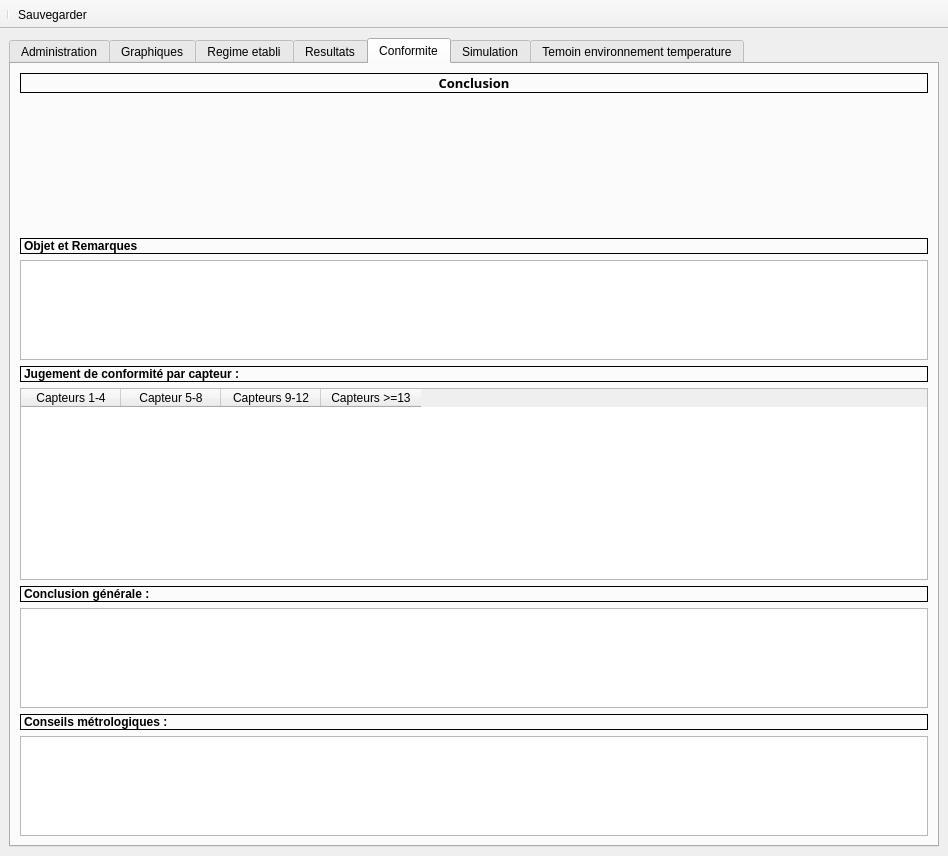
Before: the Qt Designer form Modules/Cartographie/GUI/Annule_Remplace/Interface_Centrales_Annule_Remplace.ui in Pepou/Administration-2.0, drawn with Qt 5.
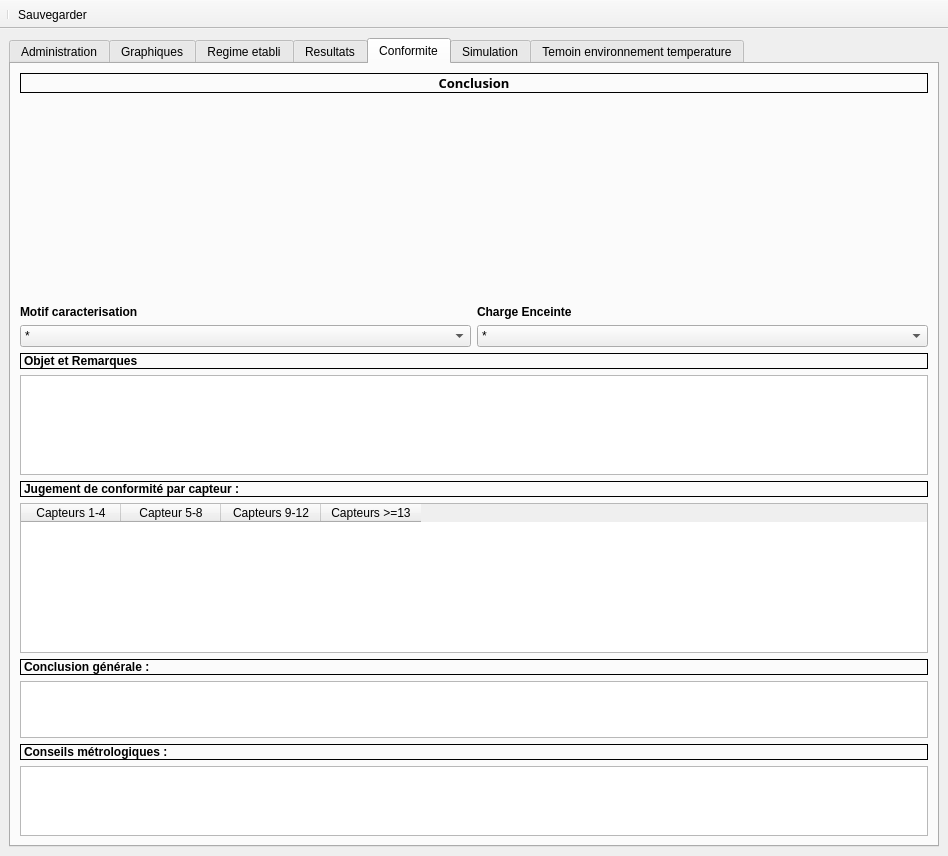
After: the same form once the commit is applied. The open tabs and pages were chosen to show the change. Icons and pictures are not drawn. Custom widgets are drawn as their Qt base class.

The edit to the form file:
```diff
--- a/Modules/Cartographie/GUI/Annule_Remplace/Interface_Centrales_Annule_Remplace.ui
+++ b/Modules/Cartographie/GUI/Annule_Remplace/Interface_Centrales_Annule_Remplace.ui
@@ -10,6 +10,12 @@
     <height>856</height>
    </rect>
   </property>
+  <property name="minimumSize">
+   <size>
+    <width>0</width>
+    <height>200</height>
+   </size>
+  </property>
   <property name="windowTitle">
    <string>Exploitation Centrales  Annule et Remplace</string>
   </property>
@@ -25,6 +31,12 @@
    <layout class="QVBoxLayout" name="verticalLayout_18">
     <item>
      <widget class="QTabWidget" name="tabWidget">
+      <property name="minimumSize">
+       <size>
+        <width>0</width>
+        <height>200</height>
+       </size>
+      </property>
       <property name="currentIndex">
        <number>0</number>
       </property>
@@ -1200,7 +1212,7 @@
        <attribute name="title">
         <string>Conformite</string>
        </attribute>
-       <layout class="QVBoxLayout" name="verticalLayout_14">
+       <layout class="QVBoxLayout" name="verticalLayout_27">
         <item>
          <layout class="QVBoxLayout" name="verticalLayout_9">
           <item>
@@ -1236,13 +1248,87 @@
             <property name="minimumSize">
              <size>
               <width>0</width>
-              <height>0</height>
+              <height>200</height>
              </size>
             </property>
            </widget>
           </item>
          </layout>
         </item>
+        <item>
+         <layout class="QHBoxLayout" name="horizontalLayout_17">
+          <item>
+           <layout class="QVBoxLayout" name="verticalLayout_14">
+            <item>
+             <widget class="QLabel" name="label_48">
+              <property name="text">
+               <string>Motif caracterisation</string>
+              </property>
+             </widget>
+            </item>
+            <item>
+             <widget class="QComboBox" name="comboBox_motif_carto">
+              <item>
+               <property name="text">
+                <string>*</string>
+               </property>
+              </item>
+              <item>
+               <property name="text">
+                <string>Mise en Service</string>
+               </property>
+              </item>
+              <item>
+               <property name="text">
+                <string>Suite intervention</string>
+               </property>
+              </item>
+              <item>
+               <property name="text">
+                <string>Suivi d'enceinte</string>
+               </property>
+              </item>
+             </widget>
+            </item>
+           </layout>
+          </item>
+          <item>
+           <layout class="QVBoxLayout" name="verticalLayout_26">
+            <item>
+             <widget class="QLabel" name="label_49">
+              <property name="text">
+               <string>Charge Enceinte</string>
+              </property>
+             </widget>
+            </item>
+            <item>
+             <widget class="QComboBox" name="comboBox_charge">
+              <item>
+               <property name="text">
+                <string>*</string>
+               </property>
+              </item>
+              <item>
+               <property name="text">
+                <string>à vide</string>
+               </property>
+              </item>
+              <item>
+               <property name="text">
+                <string>≤ 50%</string>
+               </property>
+              </item>
+              <item>
+               <property name="text">
+                <string>&gt; 50%</string>
+               </property>
+              </item>
+             </widget>
+            </item>
+           </layout>
+          </item>
+         </layout>
+        </item>
         <item>
          <layout class="QVBoxLayout" name="verticalLayout_10">
           <property name="sizeConstraint">
@@ -1267,7 +1353,7 @@
           <item>
            <widget class="QTextEdit" name="textEdit_objet_remarques">
             <property name="sizePolicy">
-             <sizepolicy hsizetype="Expanding" vsizetype="Ignored">
+             <sizepolicy hsizetype="Expanding" vsizetype="Expanding">
               <horstretch>0</horstretch>
               <verstretch>0</verstretch>
              </sizepolicy>
@@ -1297,11 +1383,17 @@
           <item>
            <widget class="QTableWidget" name="tableWidget_conf_par_capteur">
             <property name="sizePolicy">
-             <sizepolicy hsizetype="Expanding" vsizetype="Expanding">
+             <sizepolicy hsizetype="Expanding" vsizetype="Fixed">
               <horstretch>0</horstretch>
               <verstretch>0</verstretch>
              </sizepolicy>
             </property>
+            <property name="minimumSize">
+             <size>
+              <width>0</width>
+              <height>150</height>
+             </size>
+            </property>
             <property name="frameShape">
              <enum>QFrame::StyledPanel</enum>
             </property>
@@ -1353,7 +1445,7 @@
           <item>
            <widget class="QTextEdit" name="textEdit_conclusion_generale">
             <property name="sizePolicy">
-             <sizepolicy hsizetype="Expanding" vsizetype="Ignored">
+             <sizepolicy hsizetype="Expanding" vsizetype="Fixed">
               <horstretch>0</horstretch>
               <verstretch>0</verstretch>
              </sizepolicy>
@@ -1361,7 +1453,7 @@
             <property name="minimumSize">
              <size>
               <width>0</width>
-              <height>100</height>
+              <height>45</height>
              </size>
             </property>
            </widget>
@@ -1392,7 +1484,7 @@
           <item>
            <widget class="QTextEdit" name="textEdit_conseils">
             <property name="sizePolicy">
-             <sizepolicy hsizetype="Expanding" vsizetype="Ignored">
+             <sizepolicy hsizetype="Expanding" vsizetype="Expanding">
               <horstretch>0</horstretch>
               <verstretch>0</verstretch>
              </sizepolicy>
@@ -1400,7 +1492,7 @@
             <property name="minimumSize">
              <size>
               <width>0</width>
-              <height>100</height>
+              <height>0</height>
              </size>
             </property>
            </widget>
```
